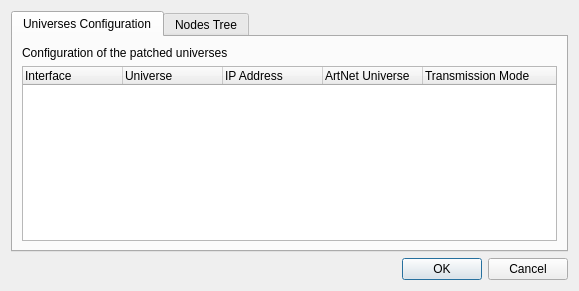
First picture: the form in plugins/artnet/src/configureartnet.ui, repository mcallegari/qlcplus, before the edit.
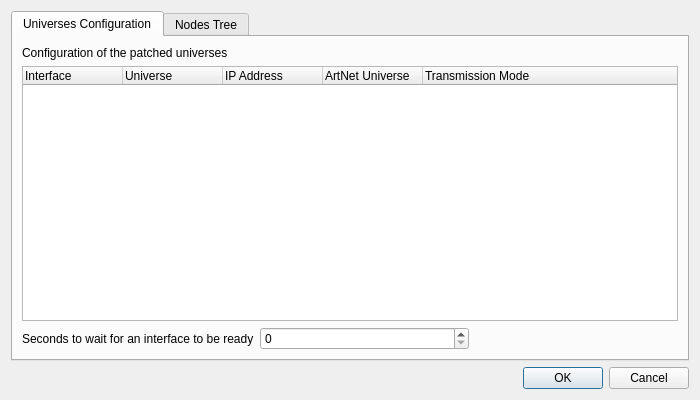
Second picture: the form after the edit.

Commit message: plugins/artnet,e1.31,osc: add a parameter to wait for interfaces to be ready

What changed in the file:
```diff
--- a/plugins/artnet/src/configureartnet.ui
+++ b/plugins/artnet/src/configureartnet.ui
@@ -25,8 +25,8 @@
    <rect>
     <x>0</x>
     <y>0</y>
-    <width>579</width>
-    <height>291</height>
+    <width>700</width>
+    <height>400</height>
    </rect>
   </property>
   <property name="windowTitle">
@@ -79,6 +79,40 @@
          </column>
         </widget>
        </item>
+       <item>
+        <layout class="QHBoxLayout" name="horizontalLayout">
+         <item>
+          <widget class="QLabel" name="label_2">
+           <property name="text">
+            <string>Seconds to wait for an interface to be ready</string>
+           </property>
+          </widget>
+         </item>
+         <item>
+          <widget class="QSpinBox" name="m_waitReadySpin">
+           <property name="sizePolicy">
+            <sizepolicy hsizetype="MinimumExpanding" vsizetype="Fixed">
+             <horstretch>0</horstretch>
+             <verstretch>0</verstretch>
+            </sizepolicy>
+           </property>
+          </widget>
+         </item>
+         <item>
+          <spacer name="horizontalSpacer">
+           <property name="orientation">
+            <enum>Qt::Horizontal</enum>
+           </property>
+           <property name="sizeHint" stdset="0">
+            <size>
+             <width>40</width>
+             <height>20</height>
+            </size>
+           </property>
+          </spacer>
+         </item>
+        </layout>
+       </item>
       </layout>
      </widget>
      <widget class="QWidget" name="tab_2">
```
Left out of the diff: 4 changed lines with no effect on the pictures. The commit also changes 12 other files.
